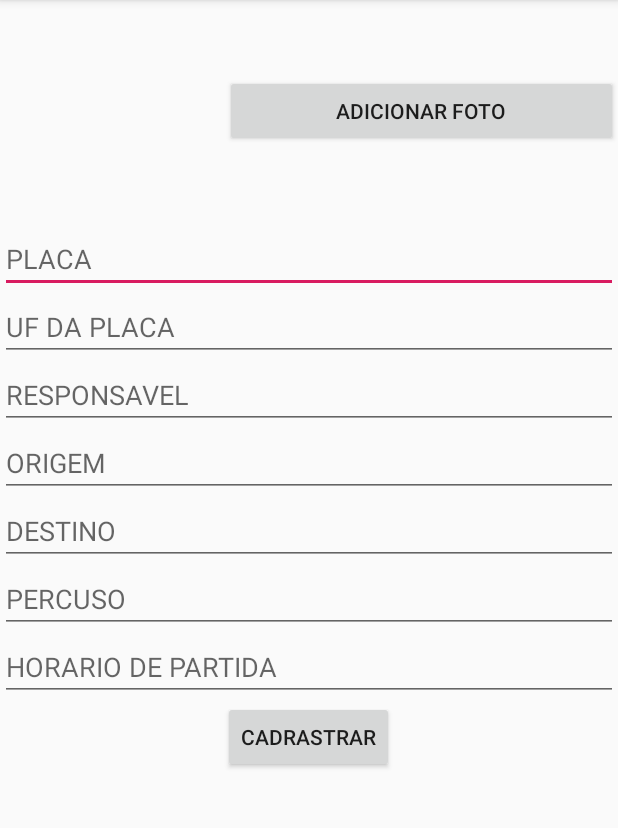
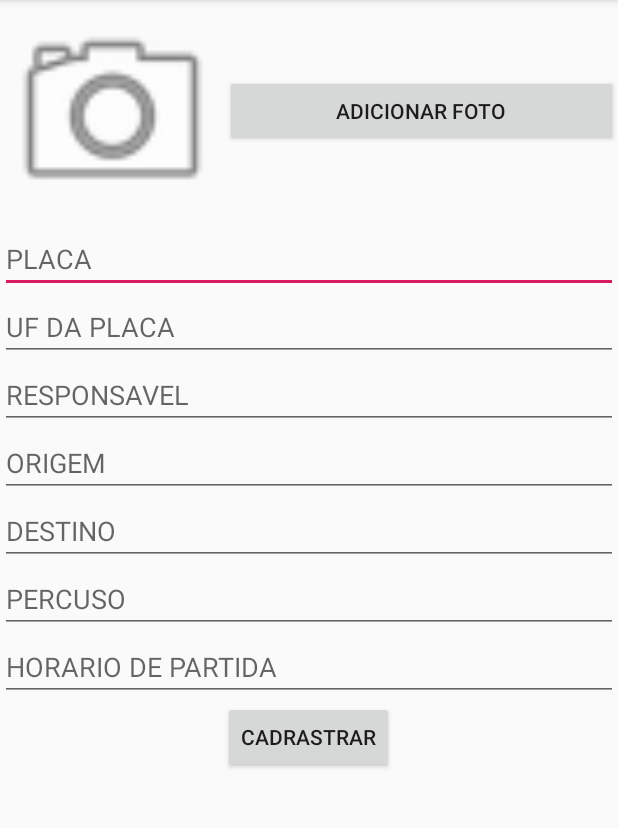
Before and after one commit to BeatrizVitoria/ARAVANS, an Android app: the CadastroVan screen opened directly, with no data from a screen before it, on a phone screen of 412 x 824 dp, the part 84-912 px from its top. Run offline under Robolectric (Android 15) with nearby library versions, the phone set to English and light mode, and no system bars.

Commit message:
Colocando ícone de camera

```diff
--- a/app/src/main/res/layout/cadastro_vans.xml
+++ b/app/src/main/res/layout/cadastro_vans.xml
@@ -1,5 +1,6 @@
 <?xml version="1.0" encoding="utf-8"?>
 <LinearLayout xmlns:android="http://schemas.android.com/apk/res/android"
+    xmlns:app="http://schemas.android.com/apk/res-auto"
     android:orientation="vertical"
     android:layout_width="match_parent"
     android:layout_height="match_parent">
@@ -10,7 +11,8 @@
         <ImageView
             android:id="@+id/foto_van"
             android:layout_width="150dp"
-            android:layout_height="150dp"/>
+            android:layout_height="150dp"
+            app:srcCompat="@android:drawable/ic_menu_camera"/>
         <Button
             android:layout_width="match_parent"
             android:layout_height="wrap_content"
```
